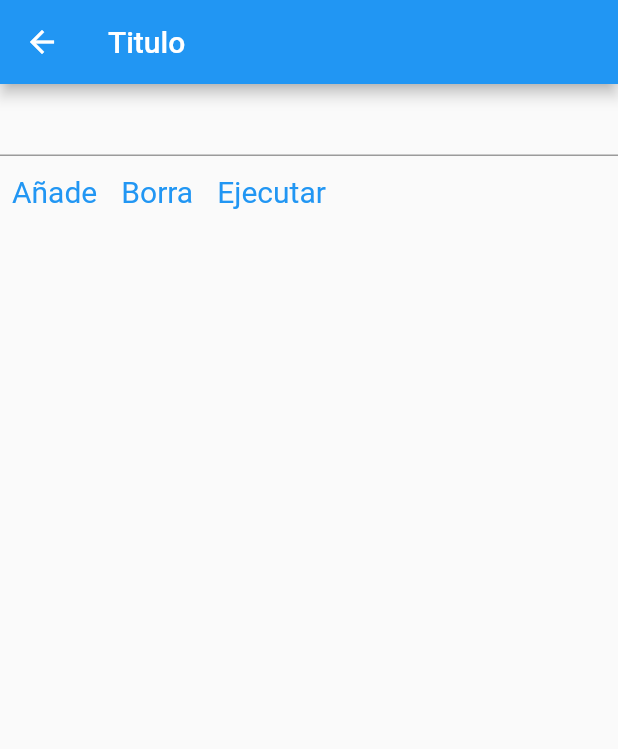
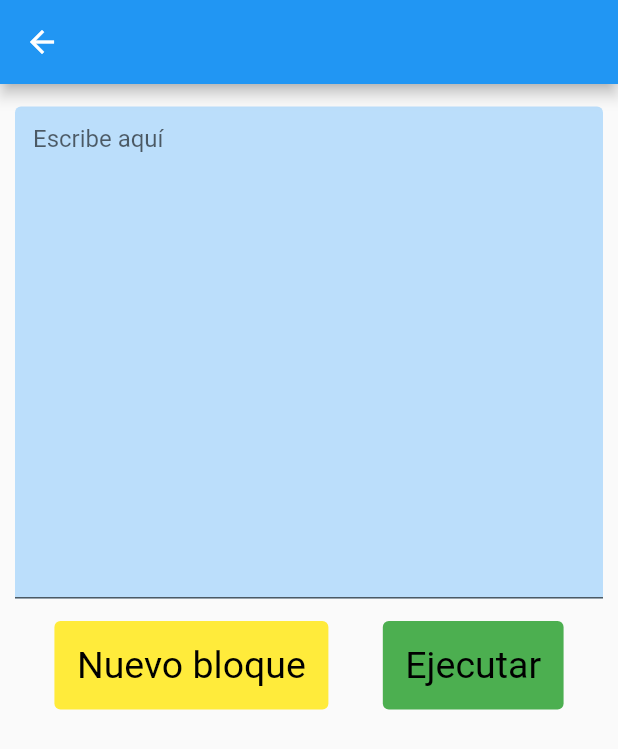
Before and after one commit to Ger-dot-m/didactic-broccoli, a Flutter app: the MenuText screen opened directly with empty values, on a phone screen of 412 x 824 dp. Shown: the top 749 px of the screen. Run offline on Flutter 3.47's test engine with Material 2 defaults, Android fonts, the light colour scheme and no system bars; our stand-ins replace math_expressions.

Commit message:
Add files via upload

```diff
--- a/proyecto_de_prueba/lib/MenuText.dart
+++ b/proyecto_de_prueba/lib/MenuText.dart
@@ -1,85 +1,73 @@
 import 'package:flutter/material.dart';
-import 'AnalizadorSintactico.dart';
 
 class MenuText extends StatefulWidget {
   String nombre = "", archivo = "";
   MenuText(this.nombre, this.archivo, {Key? key}) : super(key: key);
+
   @override
-  _MenuText createState() => _MenuText();
+  _MenuTextState createState() => _MenuTextState(nombre, archivo);
 }
 
-class _MenuText extends State<MenuText> {
-  String dato = "";
-  List<Widget> dato_pantalla = [];
-  final analiza = AnalizadorSintactico();
-
+class _MenuTextState extends State<MenuText> {
+  String nombre = "", archivo = "";
+  _MenuTextState(this.nombre, this.archivo);
   @override
   Widget build(BuildContext context) {
     return Scaffold(
-        appBar: AppBar(title: Text("Titulo")),
-        body: Column(
+        appBar: AppBar(title: Text(nombre)),
+        body: TextBox()
+    );
+  }
+}
+
+ListView TextBox(){
+  return ListView(
     children: [
-            TextFormField(
-              onChanged: (texto) {
-                dato = texto;
-              },
-              decoration: const InputDecoration(
-                border: UnderlineInputBorder(),
+      Container(
+        padding: EdgeInsets.symmetric(horizontal: 10, vertical: 15),
+        child: TextField(
+          //autofocus: true,
+          autocorrect: false,
+          cursorColor: Colors.red,
+          cursorWidth: 3,
+          maxLines: 16,
+          decoration: InputDecoration(
+            hintText: "Escribe aquí",
+            fillColor: Colors.blue[100],
+            filled: true,
+          ),
         ),
       ),
       Row(
+        mainAxisSize: MainAxisSize.max,
+        mainAxisAlignment: MainAxisAlignment.spaceEvenly,
         children: [
           TextButton(
             style: TextButton.styleFrom(
-                    textStyle: const TextStyle(fontSize: 20),
+              primary: Colors.black,
+              textStyle: const TextStyle(fontSize: 25),
+              backgroundColor: Colors.yellow,
+              padding: const EdgeInsets.all(15),
+              //minimumSize: Size(width, height),
+              //alignment: Alignment(0, -1),
             ),
-                  onPressed: addText,
-                  child: Text('Añade'),
+            child: const Text('Nuevo bloque'),
+            onPressed: () {},
           ),
           TextButton(
             style: TextButton.styleFrom(
-                    textStyle: const TextStyle(fontSize: 20),
+              primary: Colors.black,
+              textStyle: const TextStyle(fontSize: 25),
+              backgroundColor: Colors.green,
+              padding: const EdgeInsets.all(15),
+              //minimumSize: Size(width, height),
+              //alignment: Alignment(0, -1),
             ),
-                  onPressed: popText,
-                  child: Text('Borra'),
-                ),
-                TextButton(
-                  style: TextButton.styleFrom(
-                    textStyle: const TextStyle(fontSize: 20),
-                  ),
-                  onPressed: ejecuta,
-                  child: Text('Ejecutar'),
+            child: const Text('Ejecutar'),
+            onPressed: () {},
           )
         ],
-            ),
-            ListView.builder(
-                scrollDirection: Axis.vertical,
-                shrinkWrap: true,
-                itemCount: dato_pantalla.length,
-                itemBuilder: (context, index) {
-                  return dato_pantalla[index];
-                })
+      )
     ],
-        ));
+  );
 }
-
-  void addText() {
-    List<int> indices = analiza.etiqueta(dato);
-    String contenido = analiza.extrae(dato, indices[1]);
-    String etiqueta = analiza.getLabel(dato, indices[0], indices[1]);
-
-    setState(() {
-      dato_pantalla.add(Text("$etiqueta: $contenido"));
-    });
-  }
-
-  void popText() {
-    setState(() {
-      dato_pantalla.removeLast();
-    });
-  }
-
-  void ejecuta() {
-    print("Solucionado");
-  }
-}
```
Also changed, not shown: proyecto_de_prueba/lib/AnalizadorSintactico.dart (+25 -14 lines), proyecto_de_prueba/lib/Interprete.dart (added, +91 -0 lines), proyecto_de_prueba/lib/MyApp.dart (+123 -1 lines), proyecto_de_prueba/lib/Soluciones.dart (added, +52 -0 lines), proyecto_de_prueba/lib/filesScreen.dart (+0 -27 lines). Lines whose indentation alone changed are shown as unchanged.
